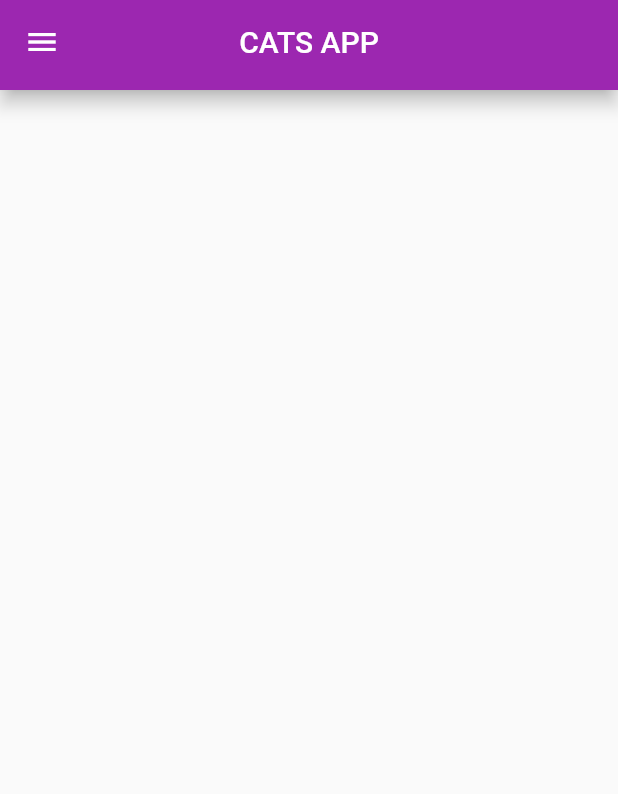
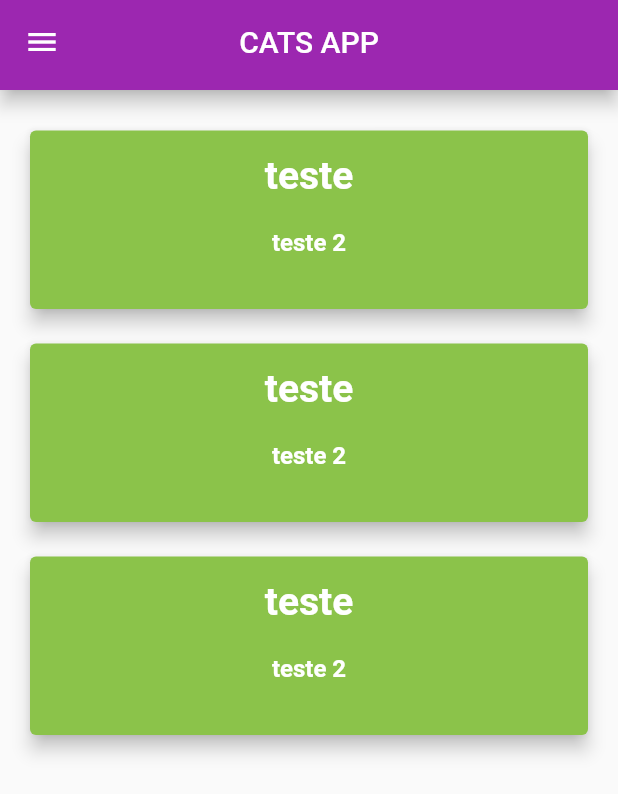
Before and after one commit to giovane-bortoli/clean_arch_project, a Flutter app: the screen it shows after launch, on a phone screen of 412 x 824 dp. Shown: the top 794 px of the screen. Run offline on Flutter 3.47's test engine with Material 2 defaults, Android fonts, the phone set to English and light mode, and no system bars; our stand-ins replace dartz, dio, equatable, flutter_modular, sizer.

Commit message:
listView initial construction

```diff
--- /dev/null
+++ b/lib/features/presentations/home_cat_list_screen.dart
@@ -0,0 +1,107 @@
+import 'package:flutter/material.dart';
+
+import '../../shared/widgets/cats_app_bar.dart';
+
+class HomeCatListScreen extends StatefulWidget {
+  const HomeCatListScreen({super.key});
+
+  @override
+  State<HomeCatListScreen> createState() => _HomeCatListScreen();
+}
+
+class _HomeCatListScreen extends State<HomeCatListScreen> {
+  @override
+  Widget build(BuildContext context) {
+    return Scaffold(
+      appBar: const CatsAppBar(title: 'CATS APP'),
+      drawer: Drawer(
+        child: ListView(
+          padding: EdgeInsets.zero,
+          children: [
+            const DrawerHeader(
+              decoration: BoxDecoration(
+                color: Colors.purple,
+              ),
+              child: Text(
+                'Menu',
+                style: TextStyle(
+                  color: Colors.white,
+                  fontSize: 24,
+                ),
+              ),
+            ),
+            ListTile(
+              title: const Text('Item 1'),
+              onTap: () {
+                // código ao clicar no item 1
+              },
+            ),
+            ListTile(
+              title: const Text('Item 2'),
+              onTap: () {
+                // código ao clicar no item 2
+              },
+            ),
+          ],
+        ),
+      ),
+      body: Padding(
+        padding: const EdgeInsets.all(8.0),
+        child: ListView.builder(
+          itemCount: 3,
+          itemBuilder: (context, index) {
+            //final item = _data[index];
+            return const CustomCardListCats();
+          },
+        ),
+      ),
+    );
+  }
+}
+
+class CustomCardListCats extends StatelessWidget {
+  const CustomCardListCats({
+    super.key,
+  });
+
+  @override
+  Widget build(BuildContext context) {
+    return const Padding(
+      padding: EdgeInsets.fromLTRB(8, 15, 8, 0),
+      child: Card(
+        elevation: 5,
+        color: Colors.lightGreen,
+        child: Column(
+          crossAxisAlignment: CrossAxisAlignment.center,
+          children: [
+            SizedBox(
+              height: 15,
+            ),
+            Text(
+              'teste',
+              style: TextStyle(
+                fontWeight: FontWeight.bold,
+                fontSize: 26,
+                color: Colors.white,
+              ),
+            ),
+            SizedBox(
+              height: 20,
+            ),
+            Text(
+              'teste 2',
+              style: TextStyle(
+                fontWeight: FontWeight.bold,
+                fontSize: 16,
+                color: Colors.white,
+              ),
+            ),
+            SizedBox(
+              height: 35,
+            )
+          ],
+        ),
+      ),
+    );
+  }
+}
--- a/lib/home_screen.dart
+++ /dev/null
@@ -1,50 +0,0 @@
-import 'package:flutter/material.dart';
-
-import 'shared/widgets/cats_app_bar.dart';
-
-class MyHomePage extends StatefulWidget {
-  const MyHomePage({super.key});
-
-  @override
-  State<MyHomePage> createState() => _MyHomePageState();
-}
-
-class _MyHomePageState extends State<MyHomePage> {
-  @override
-  Widget build(BuildContext context) {
-    return Scaffold(
-        appBar: const CatsAppBar(title: 'CATS APP'),
-        drawer: Drawer(
-          child: ListView(
-            padding: EdgeInsets.zero,
-            children: [
-              const DrawerHeader(
-                decoration: BoxDecoration(
-                  color: Colors.purple,
-                ),
-                child: Text(
-                  'Menu',
-                  style: TextStyle(
-                    color: Colors.white,
-                    fontSize: 24,
-                  ),
-                ),
-              ),
-              ListTile(
-                title: Text('Item 1'),
-                onTap: () {
-                  // código ao clicar no item 1
-                },
-              ),
-              ListTile(
-                title: Text('Item 2'),
-                onTap: () {
-                  // código ao clicar no item 2
-                },
-              ),
-            ],
-          ),
-        ),
-        body: Container());
-  }
-}
--- a/lib/modules/main_module.dart
+++ b/lib/modules/main_module.dart
@@ -3,8 +3,9 @@ import 'package:clean_arch_project/core/client/clean_arch_project_client_impl.da
 import 'package:clean_arch_project/core/configuration.dart';
 import 'package:clean_arch_project/features/list_cats/data/base/cat_list_data_source.dart';
 import 'package:clean_arch_project/features/list_cats/data/data_sources/cat_list_data_source_impl.dart';
-import 'package:clean_arch_project/home_screen.dart';
 import 'package:flutter_modular/flutter_modular.dart';
+
+import '../features/presentations/home_cat_list_screen.dart';
 
 class MainModule extends Module {
   @override
@@ -16,11 +17,12 @@ class MainModule extends Module {
               client: i(),
               url: Configuration.baseUrl,
             )),
-        Bind.factory<CatListDataSource>((i) => CatListDataSourceImpl(client: i()))
+        Bind.factory<CatListDataSource>(
+            (i) => CatListDataSourceImpl(client: i()))
       ];
 
   @override
   List<ModularRoute> get routes => [
-        ChildRoute('/', child: (_, args) => const MyHomePage()),
+        ChildRoute('/', child: (_, args) => const HomeCatListScreen()),
       ];
 }
```
